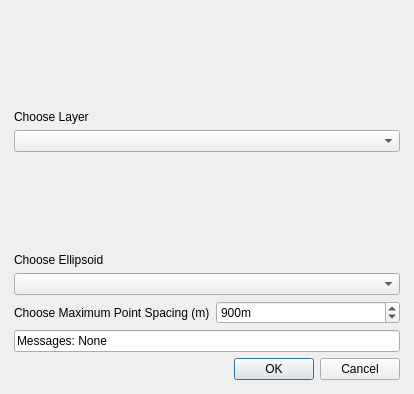
This is geodesic_densifier_dialog_base.ui in GeoscienceAustralia/GeodesicDensifier as Qt 5 draws it before an edit. The edited form follows.
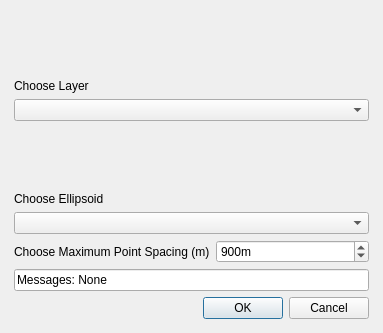
This is the edited form. Custom widgets are drawn as their Qt base class.

Commit message: removed selection of output geometry type

```diff
--- a/geodesic_densifier_dialog_base.ui
+++ b/geodesic_densifier_dialog_base.ui
@@ -6,8 +6,8 @@
    <rect>
     <x>0</x>
     <y>0</y>
-    <width>414</width>
-    <height>394</height>
+    <width>383</width>
+    <height>333</height>
    </rect>
   </property>
   <property name="windowTitle">
```
